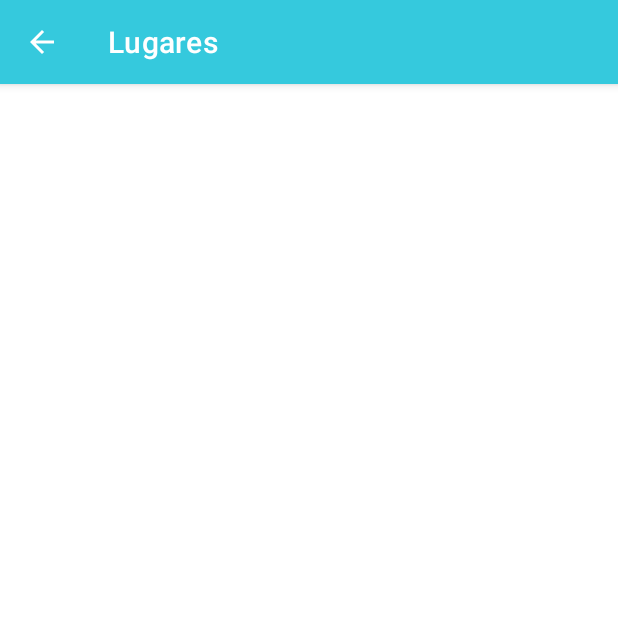
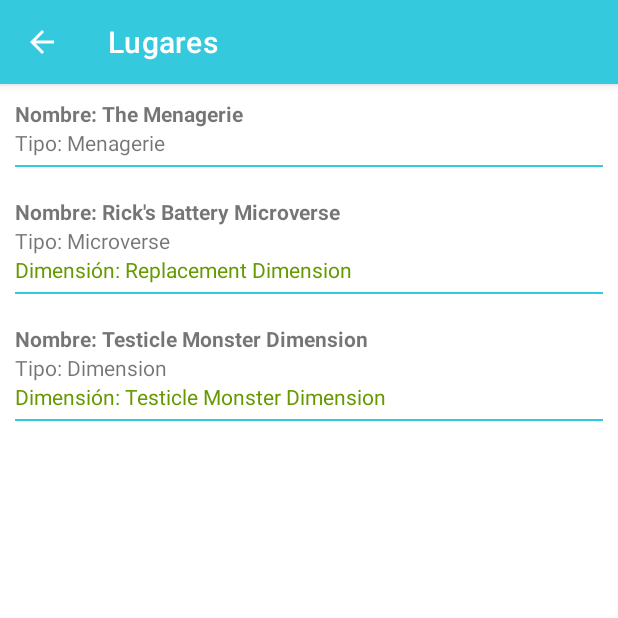
Before and after one commit to luisprmat/rick-and-morty-app, an Android app: the LocationsActivity screen opened directly, with no data from a screen before it, on a phone screen of 412 x 824 dp, the top half of it. Run offline under Robolectric (Android 15) with nearby library versions, the phone set to English and light mode, and no system bars.

Commit message:
Add LocationAdapter and fill with Mockup

```diff
--- a/app/src/main/java/co/com/luisprmat/training/rickandmortyapp/locations/Location.java
+++ b/app/src/main/java/co/com/luisprmat/training/rickandmortyapp/locations/Location.java
@@ -10,6 +10,12 @@ public class Location {
     private List<String> residents;
     private String url;
     private String created;
+
+    public Location(String name, String type, String dimension) {
+        this.name = name;
+        this.type = type;
+        this.dimension = dimension;
+    }
 
     public int getId() {
         return id;
--- a/app/src/main/java/co/com/luisprmat/training/rickandmortyapp/locations/LocationsActivity.java
+++ b/app/src/main/java/co/com/luisprmat/training/rickandmortyapp/locations/LocationsActivity.java
@@ -6,10 +6,16 @@ import androidx.annotation.Nullable;
 import androidx.recyclerview.widget.LinearLayoutManager;
 import androidx.recyclerview.widget.RecyclerView;
 
+import java.util.ArrayList;
+import java.util.List;
+
 import co.com.luisprmat.training.rickandmortyapp.BaseActivity;
 import co.com.luisprmat.training.rickandmortyapp.R;
 
 public class LocationsActivity extends BaseActivity {
+    List<Location> locations = new ArrayList<>();
+    LocationsAdapter adapter;
+
     @Override
     protected void onCreate(@Nullable Bundle savedInstanceState) {
         super.onCreate(savedInstanceState);
@@ -22,5 +28,20 @@ public class LocationsActivity extends BaseActivity {
 
         LinearLayoutManager linearLayoutManager = new LinearLayoutManager(this);
         rvLocations.setLayoutManager(linearLayoutManager);
+
+        adapter = new LocationsAdapter(this, locations);
+
+        rvLocations.setAdapter(adapter);
+
+        populateLocationsMockup();
+    }
+
+    private void populateLocationsMockup() {
+        locations.clear();
+        locations.add(new Location("The Menagerie", "Menagerie", "unknown"));
+        locations.add(new Location("Rick's Battery Microverse", "Microverse", "Replacement Dimension"));
+        locations.add(new Location("Testicle Monster Dimension", "Dimension", "Testicle Monster Dimension"));
+
+        adapter.notifyDataSetChanged();
     }
 }
--- /dev/null
+++ b/app/src/main/java/co/com/luisprmat/training/rickandmortyapp/locations/LocationsAdapter.java
@@ -0,0 +1,55 @@
+package co.com.luisprmat.training.rickandmortyapp.locations;
+
+import android.content.Context;
+import android.view.LayoutInflater;
+import android.view.View;
+import android.view.ViewGroup;
+
+import androidx.annotation.NonNull;
+import androidx.recyclerview.widget.RecyclerView;
+
+import java.util.List;
+
+import co.com.luisprmat.training.rickandmortyapp.R;
+
+public class LocationsAdapter extends RecyclerView.Adapter<LocationViewHolder> {
+    Context context;
+    List<Location> locations;
+
+    public LocationsAdapter(Context context, List<Location> locations) {
+        this.context = context;
+        this.locations = locations;
+    }
+
+    @NonNull
+    @Override
+    public LocationViewHolder onCreateViewHolder(@NonNull ViewGroup parent, int viewType) {
+        View v = LayoutInflater.from(parent.getContext()).inflate(R.layout.item_location, parent, false);
+        return new LocationViewHolder(v);
+    }
+
+    @Override
+    public void onBindViewHolder(@NonNull LocationViewHolder holder, int position) {
+        Location location = locations.get(position);
+
+        String name = context.getString(R.string.text_name, location.getName());
+        holder.tvName.setText(name);
+
+        String type = context.getString(R.string.text_type, location.getType());
+        holder.tvType.setText(type);
+
+        String dimension = location.getDimension();
+
+        if (dimension.equals("unknown")) {
+            holder.tvDimension.setVisibility(View.GONE);
+        } else {
+            String textDimension = context.getString(R.string.text_dimension, dimension);
+            holder.tvDimension.setText(textDimension);
+        }
+    }
+
+    @Override
+    public int getItemCount() {
+        return locations.size();
+    }
+}
--- a/app/src/main/res/layout/item_location.xml
+++ b/app/src/main/res/layout/item_location.xml
@@ -1,7 +1,7 @@
 <?xml version="1.0" encoding="utf-8"?>
 <LinearLayout xmlns:android="http://schemas.android.com/apk/res/android"
     android:layout_width="match_parent"
-    android:layout_height="match_parent"
+    android:layout_height="wrap_content"
     android:orientation="vertical"
     android:padding="10dp">
 
```
